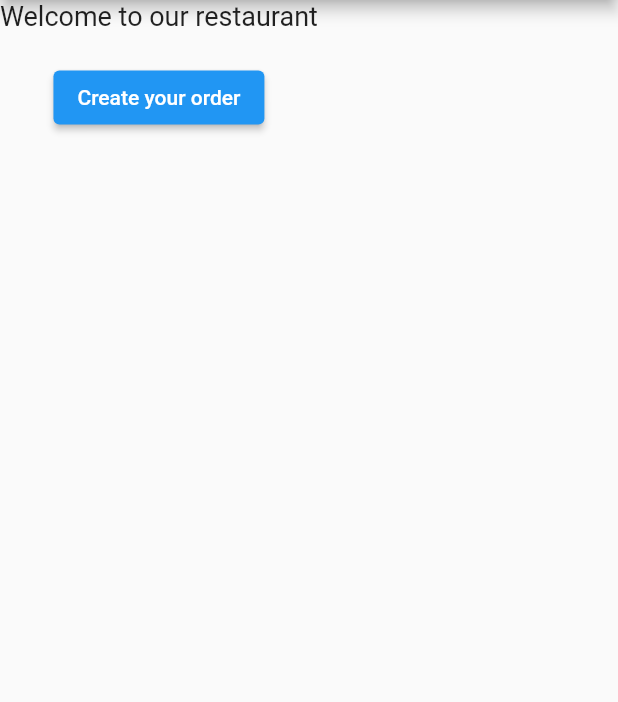
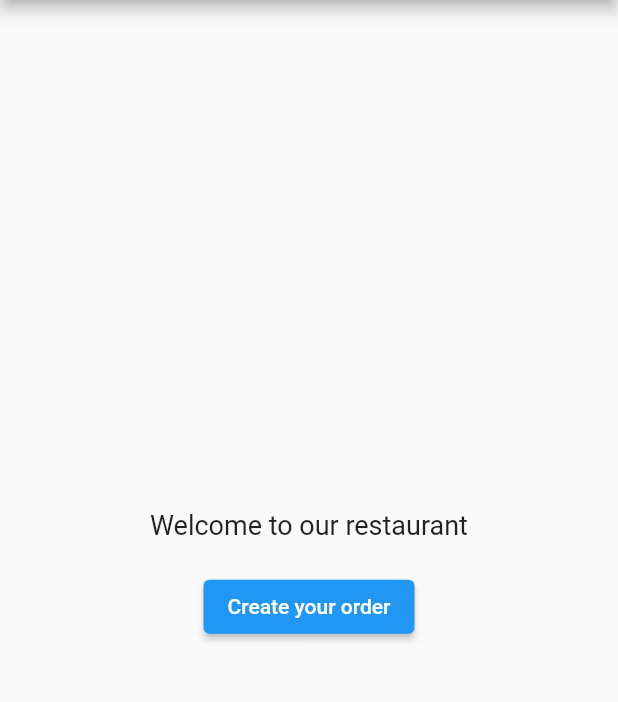
Before and after one commit to Brian1011/flutter_object_box, a Flutter app: the screen it shows after launch, on a phone screen of 412 x 824 dp, the part 84-786 px from its top. Run offline on Flutter 3.47's test engine with Material 2 defaults, Android fonts, the phone set to English and light mode, and no system bars; our stand-ins replace objectbox; generated files the repository leaves out were written again.

```diff
--- a/lib/home_screen.dart
+++ b/lib/home_screen.dart
@@ -1,5 +1,3 @@
-import 'dart:io';
-
 import 'package:flutter/material.dart';
 import 'package:object_box_project/model/item_model.dart';
 import 'package:object_box_project/model/order_model.dart';
@@ -21,14 +19,24 @@ class _HomeScreenState extends State<HomeScreen> {
   @override
   void initState() {
     super.initState();
+
+    addDefaultOrder() {
+      OrderModel orderModel = OrderModel(ordered: true);
+      int? recordId = orderBox?.put(orderModel);
+      print('*******************RECORD');
+      print(recordId);
+    }
+
     // open store
     openStore().then((Store store) {
       _store = store;
-      var syncServerIp = Platform.isAndroid ? '10.2.2.2' : '127.0.0.1';
-      Sync.client(store, 'ws:$syncServerIp : 9999', SyncCredentials.none());
+      // var syncServerIp = Platform.isAndroid ? '10.2.2.2' : '127.0.0.1';
+      // Sync.client(store, 'ws//:$syncServerIp:9999', SyncCredentials.none());
+      orderBox = _store?.box<OrderModel>();
+      debugPrint(orderBox?.count().toString());
+      addDefaultOrder();
+      debugPrint(orderBox?.count().toString());
     });
-
-    orderBox = _store?.box<OrderModel>();
   }
 
   @override
@@ -37,7 +45,10 @@ class _HomeScreenState extends State<HomeScreen> {
       appBar: AppBar(
         title: const Text('Order App Demo'),
       ),
-      body: Column(
+      body: Center(
+        child: Column(
+          mainAxisAlignment: MainAxisAlignment.center,
+          crossAxisAlignment: CrossAxisAlignment.center,
           children: [
             const Text(
               "Welcome to our restaurant",
@@ -58,6 +69,7 @@ class _HomeScreenState extends State<HomeScreen> {
                 child: const Text("Create your order"))
           ],
         ),
+      ),
     );
   }
 
--- a/lib/model/item_model.dart
+++ b/lib/model/item_model.dart
@@ -3,7 +3,7 @@ import 'package:object_box_project/model/order_model.dart';
 import 'package:objectbox/objectbox.dart';
 
 @Entity()
-@Sync()
+//@Sync()
 class ItemModel {
   int id = 0;
   String itemName;
--- a/lib/model/order_model.dart
+++ b/lib/model/order_model.dart
@@ -2,11 +2,13 @@ import 'package:object_box_project/model/item_model.dart';
 import 'package:objectbox/objectbox.dart';
 
 @Entity()
-@Sync()
+//@Sync()
 class OrderModel {
   int id = 0;
   bool ordered = false;
 
   @Backlink()
   final items = ToMany<ItemModel>();
+
+  OrderModel({this.id = 0, this.ordered = false});
 }
--- a/lib/objectbox-model.json
+++ b/lib/objectbox-model.json
@@ -7,7 +7,6 @@
       "id": "1:5837345530982176847",
       "lastPropertyId": "4:4675896044637212614",
       "name": "ItemModel",
-      "flags": 2,
       "properties": [
         {
           "id": "1:8068208404009959351",
@@ -40,7 +39,6 @@
       "id": "2:5131040421273570621",
       "lastPropertyId": "2:6586738397162032563",
       "name": "OrderModel",
-      "flags": 2,
       "properties": [
         {
           "id": "1:1349104098592683453",
```
Also changed, not shown: lib/objectbox.g.dart. Lines whose indentation alone changed are shown as unchanged.
